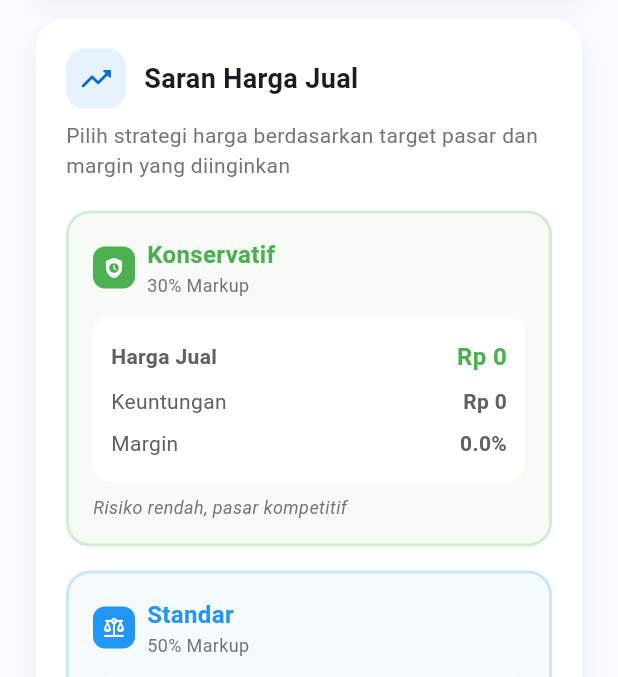
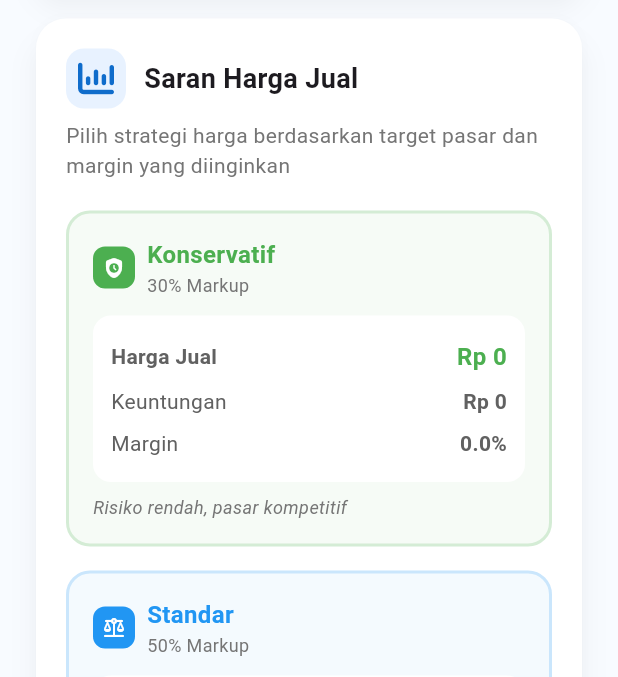
Before and after one commit to ardhikaxx/hpp-snap-app, a Flutter app: the ResultScreen screen opened directly with empty values, scrolled down 1152 dp, on a phone screen of 412 x 824 dp, the part 154-831 px from its top. Run offline on Flutter 3.47's test engine with Material 3 defaults, Android fonts, the phone set to English and light mode, and no system bars; our stand-ins replace font_awesome_flutter, pdf, printing.

Commit message:
fix(result) perbaikan pada result

```diff
--- a/lib/page/result_screens.dart
+++ b/lib/page/result_screens.dart
@@ -249,7 +249,7 @@ class ResultScreen extends StatelessWidget {
               mainAxisAlignment: MainAxisAlignment.center,
               children: [
                 Icon(
-                  FontAwesomeIcons.moneyBillTransfer,
+                  FontAwesomeIcons.moneyBills,
                   color: Colors.white.withOpacity(0.9),
                   size: 20,
                 ),
@@ -459,14 +459,14 @@ class ResultScreen extends StatelessWidget {
                 _buildEnhancedHPPItem(
                   'Biaya Tenaga Kerja',
                   totalBiayaTenagaKerja,
-                  Icons.engineering_rounded,
+                  FontAwesomeIcons.userGear,
                   warningColor,
                   validHpp,
                 ),
               _buildEnhancedHPPItem(
                 'Alokasi Biaya Tetap',
                 totalAlokasiBiayaTetap,
-                Icons.business_center_rounded,
+                FontAwesomeIcons.sackDollar,
                 successColor,
                 validHpp,
               ),
@@ -630,7 +630,7 @@ class ResultScreen extends StatelessWidget {
                       borderRadius: BorderRadius.circular(12),
                     ),
                     child: Icon(
-                      FontAwesomeIcons.fileInvoiceDollar,
+                      FontAwesomeIcons.coins,
                       color: primaryColor,
                       size: 24,
                     ),
@@ -647,7 +647,7 @@ class ResultScreen extends StatelessWidget {
               if (listBahan.isNotEmpty) ...[
                 _buildDetailSection(
                   'Bahan Baku',
-                  Icons.inventory_2_rounded,
+                  FontAwesomeIcons.boxesPacking,
                   infoColor,
                   listBahan
                       .map(
@@ -666,7 +666,7 @@ class ResultScreen extends StatelessWidget {
               if (totalBiayaTenagaKerja > 0) ...[
                 _buildDetailSection(
                   'Tenaga Kerja',
-                  Icons.engineering_rounded,
+                  FontAwesomeIcons.userGear,
                   warningColor,
                   [
                     _buildDetailItemWithSubtitle(
@@ -685,7 +685,7 @@ class ResultScreen extends StatelessWidget {
               if (listBiayaTetap.isNotEmpty) ...[
                 _buildDetailSection(
                   'Biaya Tetap',
-                  Icons.business_center_rounded,
+                  FontAwesomeIcons.sackDollar,
                   successColor,
                   listBiayaTetap
                       .map(
@@ -869,7 +869,7 @@ class ResultScreen extends StatelessWidget {
                       borderRadius: BorderRadius.circular(12),
                     ),
                     child: Icon(
-                      Icons.trending_up_rounded,
+                      FontAwesomeIcons.chartColumn,
                       color: primaryColor,
                       size: 24,
                     ),
```
